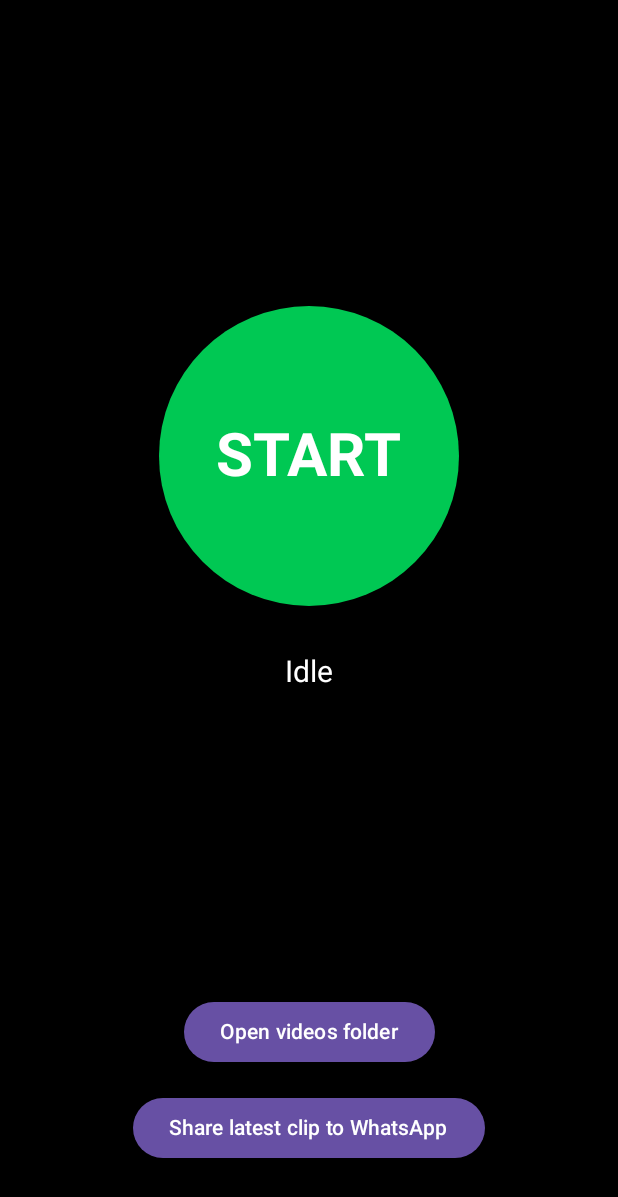
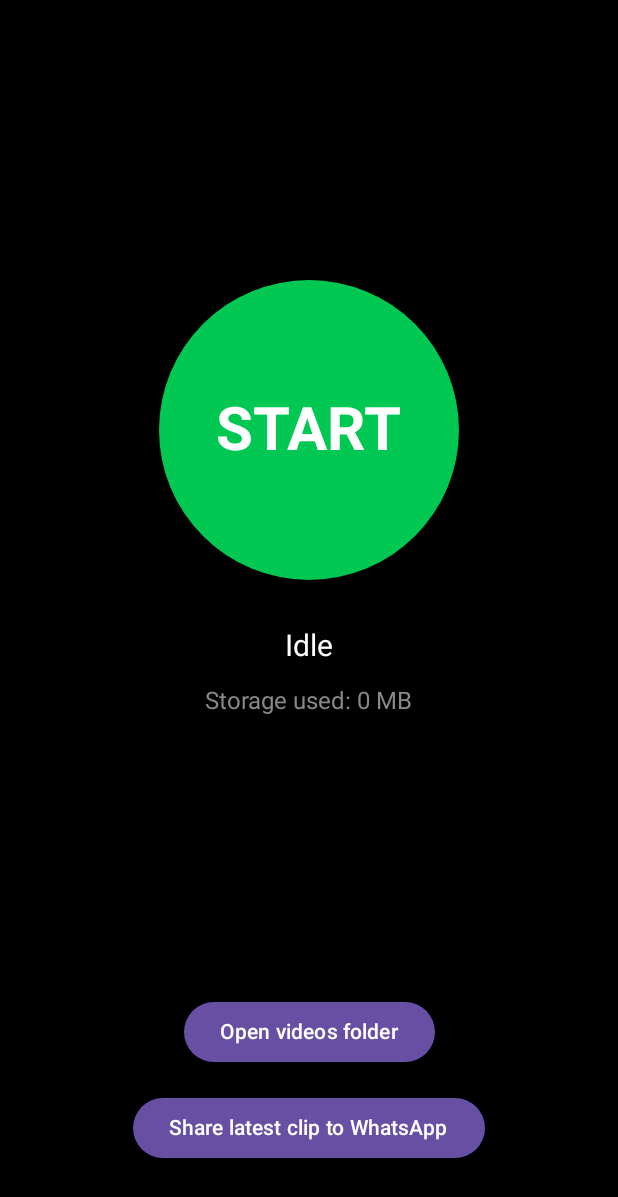
Before and after one commit to sharjeel-maker/dashcam, an Android app built with Jetpack Compose: the screen it shows after launch (MainActivity), on a phone screen of 412 x 824 dp. Shown: the top 1197 px of the screen. Run offline under Robolectric (Android 15) with nearby library versions, the phone set to English and light mode, and no system bars; 3 statements that could not run were skipped.

Commit message:
Implement auto-start on open, storage MB display, and 30m notifications

```diff
--- a/app/src/main/java/com/example/dashcam/MainActivity.kt
+++ b/app/src/main/java/com/example/dashcam/MainActivity.kt
@@ -14,6 +14,7 @@ import android.widget.Toast
 import androidx.activity.ComponentActivity
 import androidx.activity.compose.setContent
 import androidx.activity.result.contract.ActivityResultContracts
+import androidx.core.content.ContextCompat
 import androidx.compose.foundation.background
 import androidx.compose.foundation.layout.*
 import androidx.compose.material3.*
@@ -52,6 +53,7 @@ class MainActivity : ComponentActivity() {
     ) { permissions ->
         if (permissions.values.all { it }) {
             Toast.makeText(this, "Permissions granted", Toast.LENGTH_SHORT).show()
+            sendCommandToService("START")
         } else {
             Toast.makeText(this, "Permissions denied. App cannot record.", Toast.LENGTH_LONG).show()
         }
@@ -68,7 +70,6 @@ class MainActivity : ComponentActivity() {
             cleanupWork
         )
 
-        // Request permissions on startup
         val permissions = mutableListOf(
             Manifest.permission.CAMERA,
             Manifest.permission.FOREGROUND_SERVICE,
@@ -77,7 +78,16 @@ class MainActivity : ComponentActivity() {
         if (Build.VERSION.SDK_INT >= Build.VERSION_CODES.TIRAMISU) {
             permissions.add(Manifest.permission.POST_NOTIFICATIONS)
         }
-        permissionLauncher.launch(permissions.toTypedArray())
+
+        val permissionsToRequest = permissions.filter {
+            ContextCompat.checkSelfPermission(this, it) != android.content.pm.PackageManager.PERMISSION_GRANTED
+        }
+
+        if (permissionsToRequest.isEmpty()) {
+            sendCommandToService("START")
+        } else {
+            permissionLauncher.launch(permissionsToRequest.toTypedArray())
+        }
 
         setContent {
             DashcamUI()
@@ -103,6 +113,7 @@ class MainActivity : ComponentActivity() {
     fun DashcamUI() {
         val isRecording = dashcamService?.isRecording?.collectAsState(initial = false)?.value ?: false
         val duration = dashcamService?.recordingDuration?.collectAsState(initial = 0L)?.value ?: 0L
+        val storageMB = dashcamService?.storageUsedMB?.collectAsState(initial = 0L)?.value ?: 0L
 
         // Format duration mm:ss
         val minutes = (duration / 1000) / 60
@@ -148,6 +159,14 @@ class MainActivity : ComponentActivity() {
                 text = if (isRecording) "Recording... $timeString" else "Idle",
                 color = Color.White,
                 fontSize = 20.sp
+            )
+
+            Spacer(modifier = Modifier.height(16.dp))
+
+            Text(
+                text = "Storage used: $storageMB MB",
+                color = Color.Gray,
+                fontSize = 16.sp
             )
 
             Spacer(modifier = Modifier.weight(1f))
```
Also changed, not shown: app/src/main/java/com/example/dashcam/DashcamService.kt (+23 -0 lines), app/src/main/java/com/example/dashcam/StorageManager.kt (+21 -0 lines).
